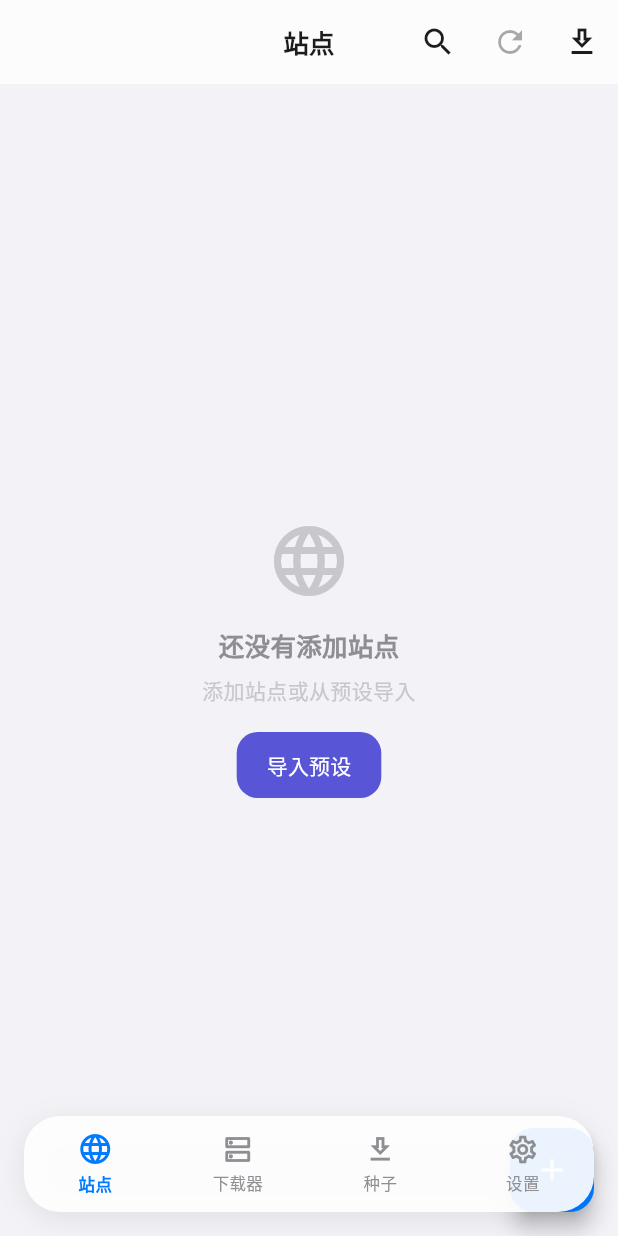
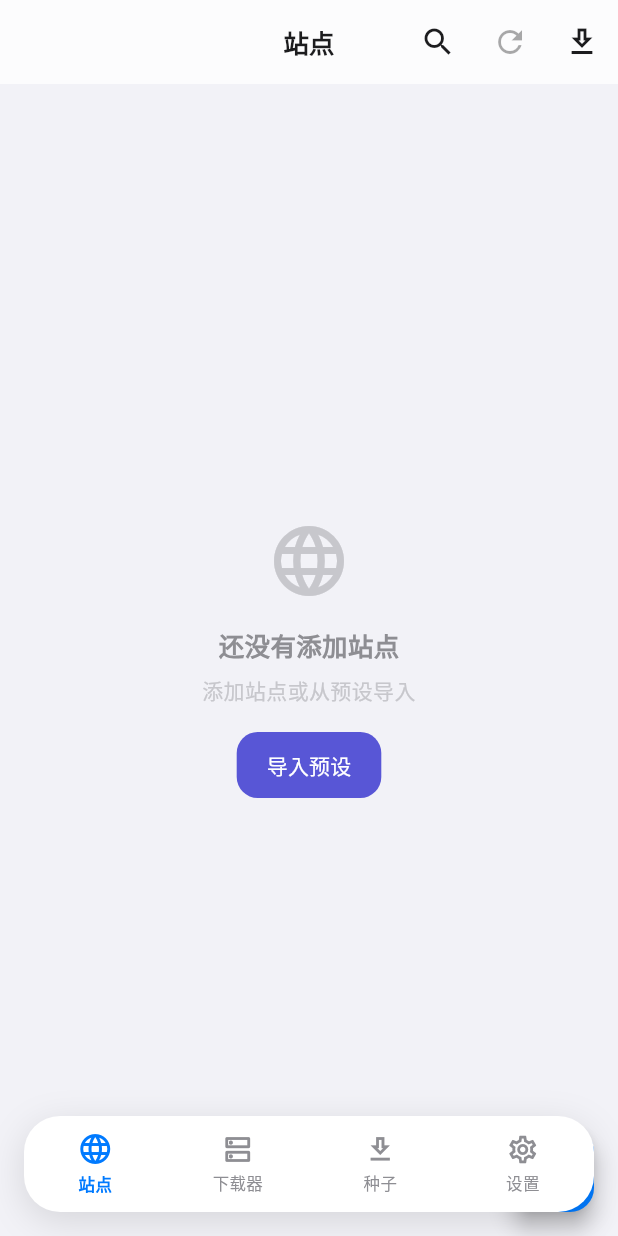
Before and after one commit to zengliming/bit-manager, a Flutter app: the screen it shows after launch, on a phone screen of 412 x 824 dp. Run offline on Flutter 3.47's test engine with Material 3 defaults, Android fonts, the phone set to English and light mode, and no system bars; our stand-ins replace dio, flutter_secure_storage, shared_preferences, webview_flutter.

Commit message:
style(nav): 导航栏改用 surface 实色并加强阴影，与页面背景区分

```diff
--- a/lib/widgets/floating_nav_bar.dart
+++ b/lib/widgets/floating_nav_bar.dart
@@ -31,13 +31,14 @@
       child: Container(
         height: _height,
         decoration: BoxDecoration(
-          color: colorScheme.surface.withValues(alpha: 0.92),
+          // 用 surface 实色（白/深灰），与 scaffoldBackgroundColor 拉开对比
+          color: colorScheme.surface,
           borderRadius: BorderRadius.circular(24),
           boxShadow: [
             BoxShadow(
-              color: Colors.black.withValues(alpha: 0.08),
-              blurRadius: 16,
-              offset: const Offset(0, 4),
+              color: Colors.black.withValues(alpha: 0.12),
+              blurRadius: 20,
+              offset: const Offset(0, 6),
             ),
           ],
         ),
```
